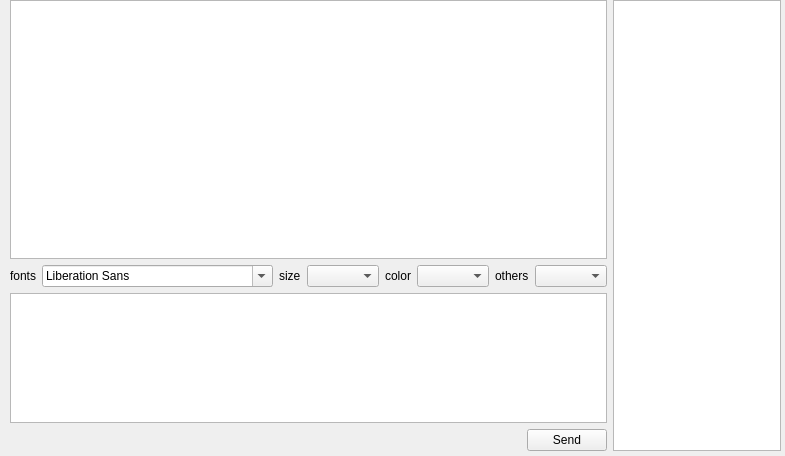
Qt form mainwindow.ui (tianlang724/QtChat) before a commit.
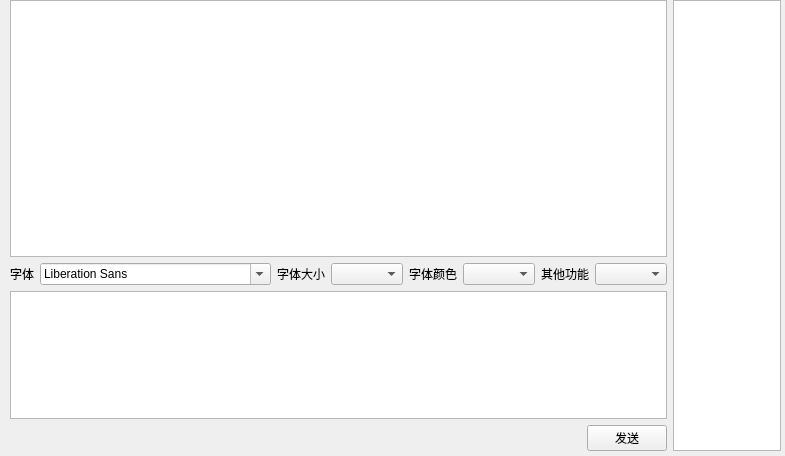
The same form after that commit.

Patch:
```diff
--- a/mainwindow.ui
+++ b/mainwindow.ui
@@ -61,7 +61,7 @@
            </sizepolicy>
           </property>
           <property name="text">
-           <string>fonts</string>
+           <string>字体</string>
           </property>
          </widget>
         </item>
@@ -77,7 +77,7 @@
            </sizepolicy>
           </property>
           <property name="text">
-           <string>size</string>
+           <string>字体大小</string>
           </property>
          </widget>
         </item>
@@ -93,7 +93,7 @@
            </sizepolicy>
           </property>
           <property name="text">
-           <string>color</string>
+           <string>字体颜色</string>
           </property>
          </widget>
         </item>
@@ -109,7 +109,7 @@
            </sizepolicy>
           </property>
           <property name="text">
-           <string>others</string>
+           <string>其他功能</string>
           </property>
          </widget>
         </item>
@@ -146,7 +146,7 @@
         <item>
          <widget class="QPushButton" name="Buttom_Send">
           <property name="text">
-           <string>Send</string>
+           <string>发送</string>
           </property>
          </widget>
         </item>
```
Left out of the diff: 2 changed lines with no effect on the pictures.
